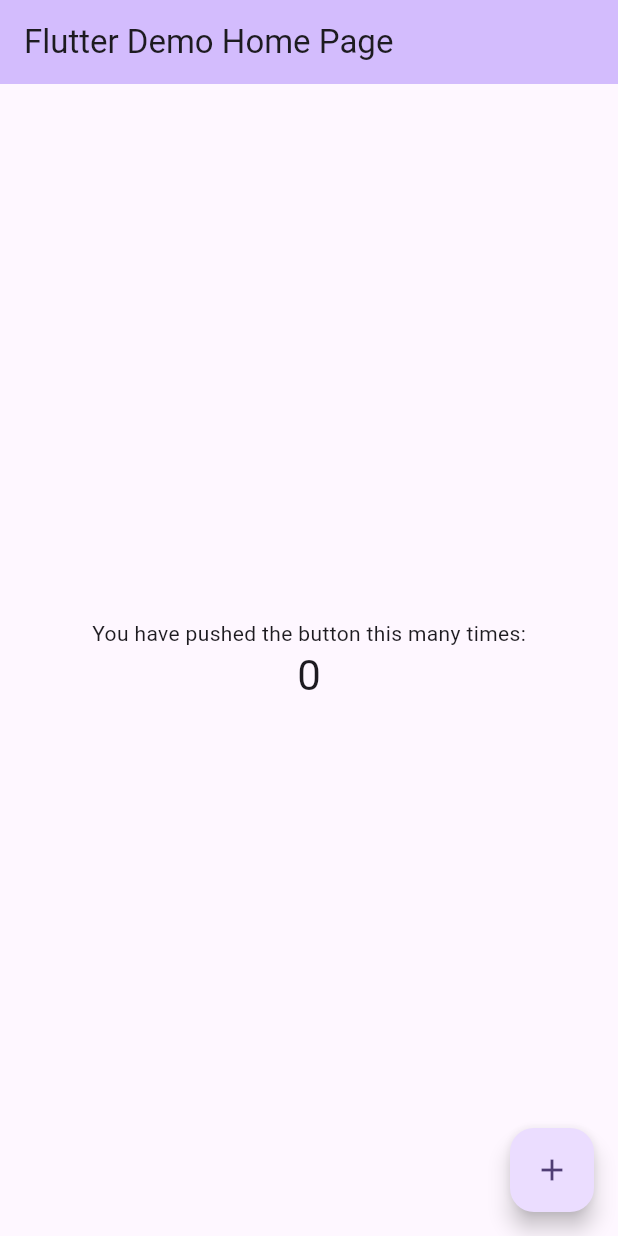
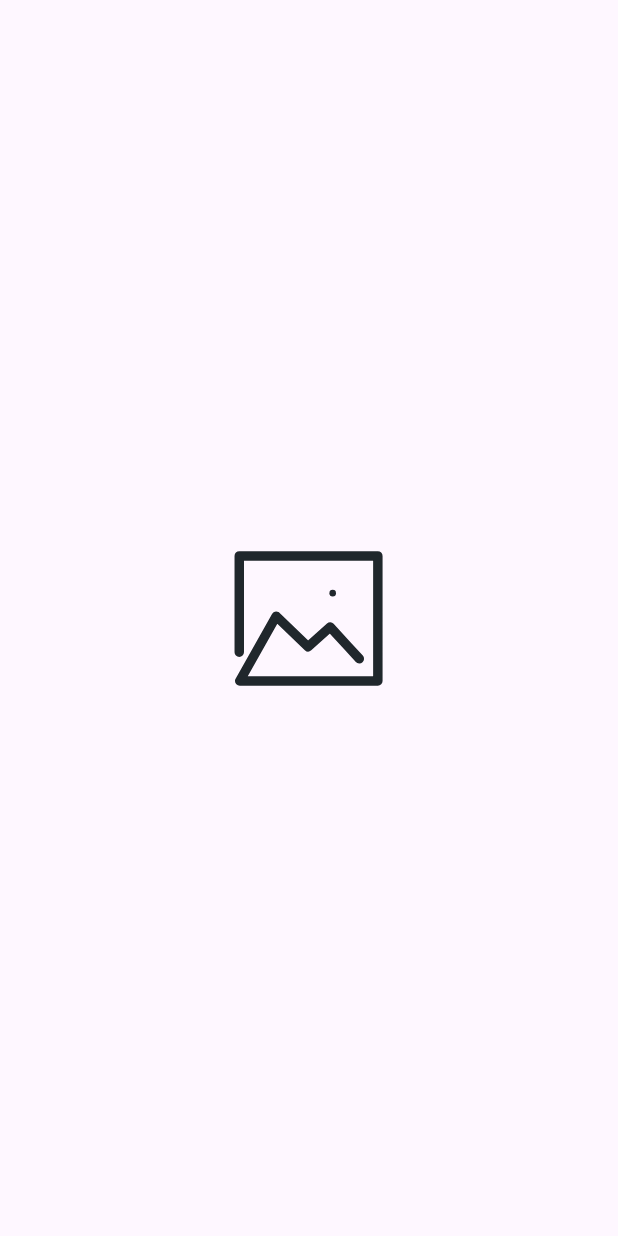
Before and after one commit to wentaoli-cn/identicon_generator, a Flutter app: the first screen one second after launch, on a phone screen of 412 x 824 dp. Run offline on Flutter 3.47's test engine with Material 3 defaults, Android fonts, the phone set to English and light mode, and no system bars; our stand-ins replace bloc, equatable, flutter_bloc, get_it, go_router, lottie.

Commit message:
Import some basic libraries
- bloc
- flutter_bloc
- go_router
- flutter_localizations
- intl
- equatable
- get_it
- lottie

```diff
--- /dev/null
+++ b/lib/data/datasources/local/placeholder.dart
@@ -0,0 +1 @@
+// Please remove this placeholder file if necessary.
--- /dev/null
+++ b/lib/data/datasources/remote/placeholder.dart
@@ -0,0 +1 @@
+// Please remove this placeholder file if necessary.
--- /dev/null
+++ b/lib/data/repositories/placeholder.dart
@@ -0,0 +1 @@
+// Please remove this placeholder file if necessary.
--- /dev/null
+++ b/lib/domain/usecase_provider.dart
@@ -0,0 +1,3 @@
+class UseCaseProvider {
+  // TODO: Implement it.
+}
--- /dev/null
+++ b/lib/domain/usecases/placeholder.dart
@@ -0,0 +1 @@
+// Please remove this placeholder file if necessary.
--- a/lib/main.dart
+++ b/lib/main.dart
@@ -1,125 +1,6 @@
 import 'package:flutter/material.dart';
+import 'package:identicon_generator/ui/app.dart';
 
 void main() {
-  runApp(const MyApp());
+  runApp(const App());
 }
-
-class MyApp extends StatelessWidget {
-  const MyApp({super.key});
-
-  // This widget is the root of your application.
-  @override
-  Widget build(BuildContext context) {
-    return MaterialApp(
-      title: 'Flutter Demo',
-      theme: ThemeData(
-        // This is the theme of your application.
-        //
-        // TRY THIS: Try running your application with "flutter run". You'll see
-        // the application has a purple toolbar. Then, without quitting the app,
-        // try changing the seedColor in the colorScheme below to Colors.green
-        // and then invoke "hot reload" (save your changes or press the "hot
-        // reload" button in a Flutter-supported IDE, or press "r" if you used
-        // the command line to start the app).
-        //
-        // Notice that the counter didn't reset back to zero; the application
-        // state is not lost during the reload. To reset the state, use hot
-        // restart instead.
-        //
-        // This works for code too, not just values: Most code changes can be
-        // tested with just a hot reload.
-        colorScheme: ColorScheme.fromSeed(seedColor: Colors.deepPurple),
-        useMaterial3: true,
-      ),
-      home: const MyHomePage(title: 'Flutter Demo Home Page'),
-    );
-  }
-}
-
-class MyHomePage extends StatefulWidget {
-  const MyHomePage({super.key, required this.title});
-
-  // This widget is the home page of your application. It is stateful, meaning
-  // that it has a State object (defined below) that contains fields that affect
-  // how it looks.
-
-  // This class is the configuration for the state. It holds the values (in this
-  // case the title) provided by the parent (in this case the App widget) and
-  // used by the build method of the State. Fields in a Widget subclass are
-  // always marked "final".
-
-  final String title;
-
-  @override
-  State<MyHomePage> createState() => _MyHomePageState();
-}
-
-class _MyHomePageState extends State<MyHomePage> {
-  int _counter = 0;
-
-  void _incrementCounter() {
-    setState(() {
-      // This call to setState tells the Flutter framework that something has
-      // changed in this State, which causes it to rerun the build method below
-      // so that the display can reflect the updated values. If we changed
-      // _counter without calling setState(), then the build method would not be
-      // called again, and so nothing would appear to happen.
-      _counter++;
-    });
-  }
-
-  @override
-  Widget build(BuildContext context) {
-    // This method is rerun every time setState is called, for instance as done
-    // by the _incrementCounter method above.
-    //
-    // The Flutter framework has been optimized to make rerunning build methods
-    // fast, so that you can just rebuild anything that needs updating rather
-    // than having to individually change instances of widgets.
-    return Scaffold(
-      appBar: AppBar(
-        // TRY THIS: Try changing the color here to a specific color (to
-        // Colors.amber, perhaps?) and trigger a hot reload to see the AppBar
-        // change color while the other colors stay the same.
-        backgroundColor: Theme.of(context).colorScheme.inversePrimary,
-        // Here we take the value from the MyHomePage object that was created by
-        // the App.build method, and use it to set our appbar title.
-        title: Text(widget.title),
-      ),
-      body: Center(
-        // Center is a layout widget. It takes a single child and positions it
-        // in the middle of the parent.
-        child: Column(
-          // Column is also a layout widget. It takes a list of children and
-          // arranges them vertically. By default, it sizes itself to fit its
-          // children horizontally, and tries to be as tall as its parent.
-          //
-          // Column has various properties to control how it sizes itself and
-          // how it positions its children. Here we use mainAxisAlignment to
-          // center the children vertically; the main axis here is the vertical
-          // axis because Columns are vertical (the cross axis would be
-          // horizontal).
-          //
-          // TRY THIS: Invoke "debug painting" (choose the "Toggle Debug Paint"
-          // action in the IDE, or press "p" in the console), to see the
-          // wireframe for each widget.
-          mainAxisAlignment: MainAxisAlignment.center,
-          children: <Widget>[
-            const Text(
-              'You have pushed the button this many times:',
-            ),
-            Text(
-              '$_counter',
-              style: Theme.of(context).textTheme.headlineMedium,
-            ),
-          ],
-        ),
-      ),
-      floatingActionButton: FloatingActionButton(
-        onPressed: _incrementCounter,
-        tooltip: 'Increment',
-        child: const Icon(Icons.add),
-      ), // This trailing comma makes auto-formatting nicer for build methods.
-    );
-  }
-}
--- /dev/null
+++ b/lib/ui/app.dart
@@ -0,0 +1,31 @@
+import 'package:flutter/material.dart';
+import 'package:flutter_localizations/flutter_localizations.dart';
+import 'package:identicon_generator/ui/res/route.dart';
+import 'package:identicon_generator/ui/res/string/generated/l10n.dart';
+
+class App extends StatelessWidget {
+  const App({super.key});
+
+  @override
+  Widget build(BuildContext context) {
+    return MaterialApp.router(
+      routerConfig: router,
+      localizationsDelegates: const [
+        S.delegate,
+        GlobalMaterialLocalizations.delegate,
+        GlobalWidgetsLocalizations.delegate,
+        GlobalCupertinoLocalizations.delegate,
+      ],
+      supportedLocales: S.delegate.supportedLocales,
+      localeResolutionCallback: (locale, supportedLocales) {
+        for (final supportedLocale in supportedLocales) {
+          if (supportedLocale.languageCode == locale?.languageCode &&
+              supportedLocale.scriptCode == locale?.scriptCode) {
+            return supportedLocale;
+          }
+        }
+        return supportedLocales.first;
+      },
+    );
+  }
+}
--- /dev/null
+++ b/lib/ui/res/anim/animation.dart
@@ -0,0 +1,7 @@
+enum Animationz {
+  splash(path: 'lib/ui/res/anim/splash.json');
+
+  const Animationz({required this.path});
+
+  final String path;
+}
--- /dev/null
+++ b/lib/ui/res/route.dart
@@ -0,0 +1,27 @@
+import 'package:go_router/go_router.dart';
+import 'package:identicon_generator/ui/screens/home/home_screen.dart';
+import 'package:identicon_generator/ui/screens/splash/splash_screen.dart';
+
+enum Routez {
+  splash(path: '/'),
+  home(path: '/home');
+
+  const Routez({required this.path});
+
+  final String path;
+}
+
+final router = GoRouter(
+  routes: <RouteBase>[
+    GoRoute(
+      path: Routez.splash.path,
+      builder: (context, state) => const SplashScreen(),
+    ),
+    GoRoute(
+      path: Routez.home.path,
+      builder: (context, state) => const HomeScreen(),
+    ),
+  ],
+  initialLocation: Routez.splash.path,
+  debugLogDiagnostics: true,
+);
--- /dev/null
+++ b/lib/ui/res/string/intl_en.arb
@@ -0,0 +1,4 @@
+{
+  "@@locale": "en",
+  "appName": "Identicon Generator"
+}
--- /dev/null
+++ b/lib/ui/res/string/intl_zh_Hans.arb
@@ -0,0 +1,4 @@
+{
+  "@@locale": "zh_Hans",
+  "appName": "Identicon 生成器"
+}
--- /dev/null
+++ b/lib/ui/screens/splash/bloc/splash_event.dart
@@ -0,0 +1,5 @@
+part of 'package:identicon_generator/ui/screens/splash/bloc/splash_bloc.dart';
+
+sealed class SplashEvent {}
+
+final class SplashStarted extends SplashEvent {}
--- /dev/null
+++ b/lib/ui/screens/splash/bloc/splash_state.dart
@@ -0,0 +1,27 @@
+part of 'package:identicon_generator/ui/screens/splash/bloc/splash_bloc.dart';
+
+final class SplashState extends Equatable {
+  const SplashState({this.status = SplashStatus.initial});
+
+  final SplashStatus status;
+
+  @override
+  List<Object?> get props => [status];
+
+  SplashState copyWith({
+    SplashStatus? status,
+  }) =>
+      SplashState(status: status ?? this.status);
+
+  static const splashDuration = Duration(seconds: 2, milliseconds: 60);
+}
+
+enum SplashStatus {
+  initial,
+  loading,
+  success,
+  failure;
+
+  bool get isEnded =>
+      this == SplashStatus.success || this == SplashStatus.failure;
+}
--- /dev/null
+++ b/lib/ui/screens/splash/splash_screen.dart
@@ -0,0 +1,27 @@
+import 'package:flutter/material.dart';
+import 'package:identicon_generator/ui/screens/splash/bloc/splash_bloc.dart';
+import 'package:lottie/lottie.dart';
+import 'package:flutter_bloc/flutter_bloc.dart';
+import 'package:go_router/go_router.dart';
+import 'package:identicon_generator/ui/res/route.dart';
+import 'package:identicon_generator/ui/res/anim/animation.dart';
+
+class SplashScreen extends StatelessWidget {
+  const SplashScreen({super.key});
+
+  @override
+  Widget build(BuildContext context) => BlocProvider(
+        create: (_) => SplashBloc(),
+        child: BlocListener<SplashBloc, SplashState>(
+          listener: (context, state) {
+            context.pushReplacement(Routez.home.path);
+          },
+          listenWhen: (previous, current) => current.status.isEnded,
+          child: Scaffold(
+            body: Center(
+              child: Lottie.asset(Animationz.splash.path, width: 150.0),
+            ),
+          ),
+        ),
+      );
+}
```
Also changed, not shown: lib/data/di/get_it.dart (added, +7 -0 lines), lib/ui/res/anim/splash.json (added, +1 -0 lines), lib/ui/screens/home/home_screen.dart (added, +14 -0 lines), lib/ui/screens/splash/bloc/splash_bloc.dart (added, +31 -0 lines), pubspec.yaml (+27 -0 lines), lib/ui/res/string/generated/intl/messages_all.dart (added), lib/ui/res/string/generated/intl/messages_en.dart (added), lib/ui/res/string/generated/intl/messages_zh_Hans.dart (added), lib/ui/res/string/generated/l10n.dart (added), pubspec.lock, 1 other file.
